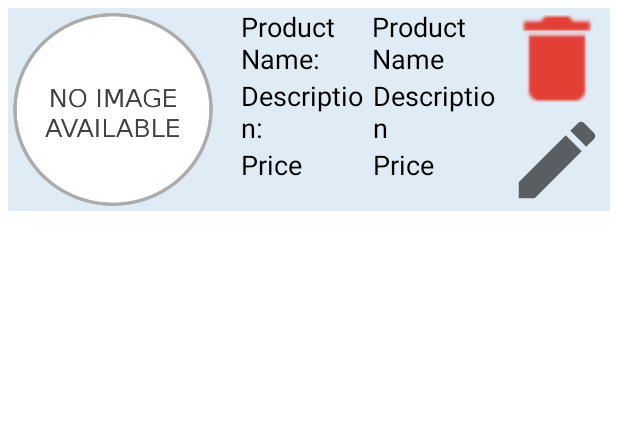
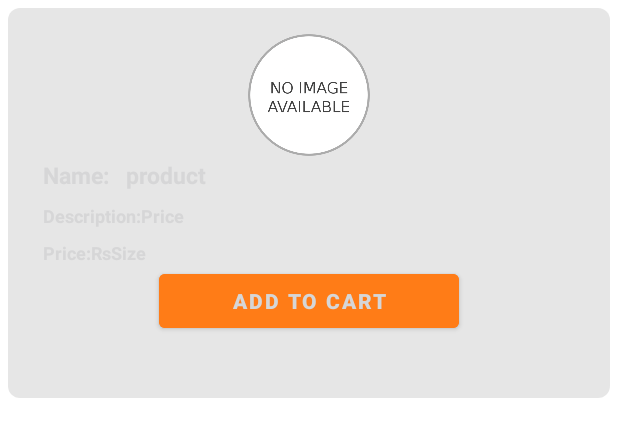
Before and after one commit to aakashpokhrel/caninecare, an Android app: the layout display_layout_product.xml on its own in the app's theme, with its tools: preview values and no code run, on a phone screen of 412 x 824 dp. Shown: the top 437 px of the screen. Run offline under Robolectric (Android 15) with nearby library versions, the phone set to English and light mode, and no system bars.

Commit message:
Updte in add product

```diff
--- a/app/src/main/res/values/colors.xml
+++ b/app/src/debug/res/values/colors.xml
@@ -5,6 +5,7 @@
     <color name="purple_700">#FF3700B3</color>
     <color name="teal_200">#FF03DAC5</color>
     <color name="teal_700">#FF018786</color>
+    <color name="textColor">#060606</color>
     <color name="black">#FF000000</color>
     <color name="white">#FFFFFFFF</color>
 </resources>
--- a/app/src/main/java/com/example/canine_care/api/ServiceBuilder.kt
+++ b/app/src/main/java/com/example/canine_care/api/ServiceBuilder.kt
@@ -5,11 +5,11 @@ import retrofit2.Retrofit
 import retrofit2.converter.gson.GsonConverterFactory
 
 object ServiceBuilder {
-    //    private const val BASE_URL = "http://10.0.2.2:3000/"
+        private const val BASE_URL = "http://10.0.2.2:3000/"
 //private const val BASE_URL = "http://172.25.0.225:3000/"
 
     //    private const val BASE_URL = "http://192.168.43.32:3000/api/v1/"
-    private const val BASE_URL = "http://192.168.100.17:3000/"
+//    private const val BASE_URL = "http://192.168.100.17:3000/"
     var token : String? = null
     var id: String? = null
 
--- a/app/src/main/java/com/example/canine_care/ui/MainActivity.kt
+++ b/app/src/main/java/com/example/canine_care/ui/MainActivity.kt
@@ -43,8 +43,7 @@ class MainActivity : AppCompatActivity() {
         linearLayout = findViewById(R.id.linearlayout)
 
         btnLogin.setOnClickListener {
-            val intent = Intent(this@MainActivity, UserDashboard::class.java)
-            startActivity(intent)
+
 
             login()
         }
--- a/app/src/main/java/com/example/canine_care/ui/ViewProductActivity.kt
+++ b/app/src/main/java/com/example/canine_care/ui/ViewProductActivity.kt
@@ -7,6 +7,7 @@ import androidx.recyclerview.widget.LinearLayoutManager
 import androidx.recyclerview.widget.RecyclerView
 import com.example.canine_care.R
 import com.example.canine_care.adapter.ProductAdapter
+import com.example.canine_care.entity.Product
 import com.example.canine_care.repository.ProductRepository
 import kotlinx.coroutines.CoroutineScope
 import kotlinx.coroutines.Dispatchers
@@ -31,10 +32,11 @@ class ViewProductActivity : AppCompatActivity() {
                 val response = productRepository.getAllProduct()
                 if(response.success == true){
                     //Product details in listProduct
-                    val listProduct = response.data
+                    val lstProducts = response.data
                     withContext(Dispatchers.Main){
-                        recyclerview.adapter = ProductAdapter( listProduct!!, this@ViewProductActivity,)
+                        val adapter = ProductAdapter(lstProducts as ArrayList<Product>, this@ViewProductActivity)
                         recyclerview.layoutManager = LinearLayoutManager(this@ViewProductActivity)
+                        recyclerview.adapter = adapter
                     }
                 }
 
--- /dev/null
+++ b/app/src/main/res/drawable/white_circular_border.xml
@@ -0,0 +1,9 @@
+<?xml version="1.0" encoding="utf-8"?>
+<selector xmlns:android="http://schemas.android.com/apk/res/android">
+    <item>
+        <shape android:shape="rectangle">
+            <corners android:radius="@dimen/large"/>
+            <solid android:color="#90d3d3d3"/>
+        </shape>
+    </item>
+</selector>
--- a/app/src/main/res/layout/activity_add_product.xml
+++ b/app/src/main/res/layout/activity_add_product.xml
@@ -35,7 +35,7 @@
             android:layout_height="wrap_content">
 
             <com.google.android.material.textfield.TextInputEditText
-                android:id="@+id/etPname"
+                android:id="@+id/etAddPname"
                 android:layout_width="match_parent"
                 android:layout_height="wrap_content"
                 android:layout_marginLeft="20dp"
@@ -51,7 +51,7 @@
             android:layout_height="wrap_content">
 
             <com.google.android.material.textfield.TextInputEditText
-                android:id="@+id/etDesc"
+                android:id="@+id/etAddDesc"
                 android:layout_width="match_parent"
 
                 android:layout_height="wrap_content"
@@ -71,7 +71,7 @@
             android:layout_height="wrap_content">
 
             <com.google.android.material.textfield.TextInputEditText
-                android:id="@+id/etPrice"
+                android:id="@+id/etAddPrice"
                 android:layout_width="match_parent"
                 android:layout_height="wrap_content"
                 android:layout_marginLeft="20dp"
--- a/app/src/main/res/layout/display_layout_product.xml
+++ b/app/src/main/res/layout/display_layout_product.xml
@@ -1,108 +1,135 @@
 <?xml version="1.0" encoding="utf-8"?>
 <LinearLayout xmlns:android="http://schemas.android.com/apk/res/android"
     android:layout_width="match_parent"
-    android:layout_height="wrap_content"
-    xmlns:card_view="http://schemas.android.com/apk/res-auto"
-    android:background="#dfecf5"
+    android:layout_height="260dp"
+    android:background="@drawable/white_circular_border"
     android:layout_margin="5dp"
-    android:orientation="horizontal">
+    android:gravity="center"
+    android:layout_marginStart="@dimen/small"
+    android:orientation="vertical"
+    android:padding="15dp"
+    android:layout_marginLeft="@dimen/small">
+
+    <RelativeLayout
+        android:layout_width="match_parent"
+        android:layout_height="wrap_content"
+        >
+
+        <ImageView
+            android:id="@+id/stdimage"
+            android:layout_width="match_parent"
+            android:layout_height="85dp"
+            android:src="@drawable/noimage"
+            />
+
+
+    </RelativeLayout>
+
+
 
     <LinearLayout
-        android:layout_width="0dp"
-        android:layout_height="135dp"
-        android:layout_weight="4">
-
-        <ImageView
-            android:id="@+id/stdimg"
-            android:layout_width="match_parent"
-            android:layout_height="match_parent"
-            android:src="@drawable/noimage"
-            android:scaleType="fitXY" />
-    </LinearLayout>
-
-    <LinearLayout
-        android:layout_width="0dp"
-        android:layout_height="135dp"
-        android:layout_weight="5"
+        android:layout_width="match_parent"
+        android:layout_height="wrap_content"
         android:orientation="vertical"
-        android:layout_marginLeft="15dp">
+        android:paddingLeft="@dimen/small"
+        android:paddingRight="@dimen/small">
 
         <LinearLayout
             android:layout_width="match_parent"
             android:layout_height="wrap_content"
             android:orientation="horizontal">
+            <TextView
+                android:layout_width="55dp"
+                android:layout_height="wrap_content"
+                android:text="Name:"
+                android:textStyle="bold"
+                android:maxLines="1"
+                android:textColor="@color/textColor"
+                android:textSize="15sp" />
 
             <TextView
+                android:id="@+id/tvPname"
+                android:layout_width="match_parent"
+                android:layout_height="wrap_content"
+                android:text="product"
+                android:textStyle="bold"
+                android:maxLines="1"
+                android:textColor="@color/textColor"
+                android:textSize="15sp" />
 
-                android:layout_width="80dp"
+        </LinearLayout>
+
+
+
+        <LinearLayout
+            android:layout_width="match_parent"
+            android:layout_height="wrap_content"
+            android:orientation="horizontal">
+            <TextView
+                android:layout_width="wrap_content"
                 android:layout_height="wrap_content"
-                android:text="Product Name:"
-                android:textColor="@color/black"
-                android:textSize="18sp"
-                android:layout_weight="1"/>
+                android:layout_marginTop="@dimen/small"
+                android:text="Description:"
+                android:textStyle="bold"
+                android:textColor="@color/textColor"
+                android:textSize="12sp" />
             <TextView
-                android:id="@+id/tvPname"
-                android:layout_width="80dp"
+                android:id="@+id/tvDesc"
+                android:layout_width="wrap_content"
                 android:layout_height="wrap_content"
-                android:text="Product Name"
-                android:textColor="@color/black"
-                android:textSize="18sp"
-                android:layout_weight="1"/>
-
+                android:layout_marginTop="@dimen/small"
+                android:text="Price"
+                android:textStyle="bold"
+                android:textColor="@color/textColor"
+                android:textSize="12sp" />
         </LinearLayout>
 
         <LinearLayout
             android:layout_width="match_parent"
             android:layout_height="wrap_content"
             android:orientation="horizontal">
-
             <TextView
-
-                android:layout_width="match_parent"
+                android:layout_width="wrap_content"
                 android:layout_height="wrap_content"
-                android:text="Description:"
-                android:textColor="@color/black"
-                android:textSize="18sp"
-                android:layout_weight="1"/>
-            <TextView
-                android:id="@+id/tvDesc"
-                android:layout_width="match_parent"
-                android:layout_height="wrap_content"
-                android:text="Description"
-                android:textColor="@color/black"
-                android:textSize="18sp"
-                android:layout_weight="1"/>
-
-
-        </LinearLayout>
-
-        <LinearLayout
-            android:layout_width="match_parent"
-            android:layout_height="wrap_content"
-            android:orientation="horizontal">
-
-            <TextView
-
-                android:layout_width="match_parent"
-                android:layout_height="wrap_content"
-                android:text="Price"
-                android:textColor="@color/black"
-                android:textSize="18sp"
-                android:layout_weight="1"/>
+                android:layout_marginTop="@dimen/small"
+                android:text="Price:Rs"
+                android:textStyle="bold"
+                android:textColor="@color/textColor"
+                android:textSize="12sp" />
             <TextView
                 android:id="@+id/tvPrice"
-                android:layout_width="match_parent"
+                android:layout_width="wrap_content"
                 android:layout_height="wrap_content"
-                android:text="Price"
-                android:textColor="@color/black"
-                android:textSize="18sp"
-                android:layout_weight="1"/>
+                android:layout_marginTop="@dimen/small"
+                android:text="Size"
+                android:textStyle="bold"
+                android:textColor="@color/textColor"
+                android:textSize="12sp" />
 
         </LinearLayout>
 
 
 
+        <Button
+            android:id="@+id/btnaddcart"
+            android:layout_width="200dp"
+            android:layout_height="wrap_content"
+            android:backgroundTint="#ff7c17"
+            android:layout_gravity="center"
+            android:text="Add to cart"
+            android:textStyle="bold"
+
+            />
+        <EditText
+            android:layout_width="400dp"
+            android:layout_height="30dp"
+            android:layout_marginTop="5dp"
+
+            />
+
+
     </LinearLayout>
+
     <LinearLayout
         android:layout_width="0dp"
         android:layout_height="135dp"
@@ -121,5 +148,4 @@
             android:src="@drawable/edit"
             android:layout_weight="1"/>
     </LinearLayout>
-
 </LinearLayout>
```
Also changed, not shown: app/src/debug/res/values/dimens.xml (added, +7 -0 lines), app/src/main/AndroidManifest.xml (+8 -4 lines), app/src/main/java/com/example/canine_care/adapter/ProductAdapter.kt (+11 -11 lines), app/src/main/java/com/example/canine_care/entity/Product.kt (+6 -6 lines), app/src/main/java/com/example/canine_care/ui/AddProductActivity.kt (+5 -5 lines), app/src/main/java/com/example/canine_care/ui/UpdateProductActivity.kt (+4 -4 lines).
